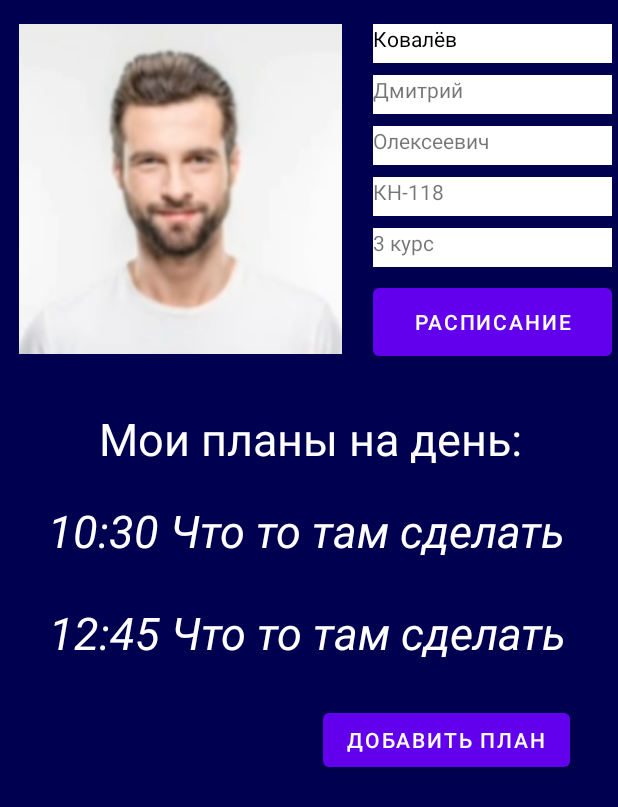
After one commit to bezchastnyi/KIP-Frontend, an Android app: the Main_screen screen opened directly, with no data from a screen before it, on a phone screen of 412 x 824 dp. The commit adds this screen. Shown: the top 807 px of the screen. Run offline under Robolectric (Android 15) with nearby library versions, the phone set to English and light mode, and no system bars.

Commit message:
Created "My Cabinet" page

```diff
--- a/app/src/main/AndroidManifest.xml
+++ b/app/src/main/AndroidManifest.xml
@@ -9,7 +9,10 @@
         android:roundIcon="@drawable/kip_logo"
         android:supportsRtl="true"
         android:theme="@style/Theme.KHPI_in_phone">
-
+        <activity
+            android:name=".Main_screen"
+            android:label="@string/title_activity_main_screen"
+            android:theme="@style/Theme.KHPI_in_phone.NoActionBar"></activity>
         <activity
             android:name=".Group_activity"
             android:label="@string/title_activity_group_activity"
@@ -20,7 +23,6 @@
                 <category android:name="android.intent.category.LAUNCHER" />
             </intent-filter>
         </activity>
-
         <activity android:name=".main_window" />
         <activity android:name=".Autorization" />
         <activity android:name=".KIP_start" />
--- a/app/src/main/java/com/example/kip/Autorization.kt
+++ b/app/src/main/java/com/example/kip/Autorization.kt
@@ -1,11 +1,19 @@
 package com.example.kip
 
+import android.content.Intent
 import android.os.Bundle
+import android.widget.Button
 import androidx.appcompat.app.AppCompatActivity
 
 class Autorization : AppCompatActivity() {
     override fun onCreate(savedInstanceState: Bundle?) {
         super.onCreate(savedInstanceState)
         setContentView(R.layout.activity_autorization)
+        val button = findViewById<Button>(R.id.autorizate)
+
+        button.setOnClickListener {
+            val intent = Intent(this, Main_screen::class.java)
+            startActivity(intent)
+        }
     }
 }
--- /dev/null
+++ b/app/src/main/java/com/example/kip/Main_screen.kt
@@ -0,0 +1,22 @@
+package com.example.kip
+
+import android.os.Bundle
+import com.google.android.material.floatingactionbutton.FloatingActionButton
+import com.google.android.material.snackbar.Snackbar
+import androidx.appcompat.app.AppCompatActivity
+
+class Main_screen : AppCompatActivity() {
+
+    override fun onCreate(savedInstanceState: Bundle?) {
+        super.onCreate(savedInstanceState)
+        setContentView(R.layout.activity_main_screen)
+        //setSupportActionBar(findViewById(R.id.toolbar))
+
+        //findViewById<FloatingActionButton>(R.id.fab).setOnClickListener { view ->
+       //     Snackbar.make(view, "Replace with your own action", Snackbar.LENGTH_LONG)
+       //             .setAction("Action", null).show()
+      //  }
+
+
+    }
+}
--- a/app/src/main/res/layout/activity_autorization.xml
+++ b/app/src/main/res/layout/activity_autorization.xml
@@ -56,7 +56,8 @@
         android:layout_marginEnd="22dp"
         android:layout_marginRight="22dp"
         android:layout_marginBottom="64dp"
-        android:enabled="false"
+        android:autoSizeTextType="uniform"
+        android:enabled="true"
         android:text="@string/action_sign_in"
         android:textColor="#FFFFFF"
         android:textSize="18sp"
@@ -65,8 +66,7 @@
         app:layout_constraintHorizontal_bias="1.0"
         app:layout_constraintStart_toStartOf="parent"
         app:layout_constraintTop_toBottomOf="@+id/password"
-        app:layout_constraintVertical_bias="0.0"
-        android:autoSizeTextType="uniform" />
+        app:layout_constraintVertical_bias="0.0" />
 
     <ProgressBar
         android:id="@+id/loading"
--- /dev/null
+++ b/app/src/main/res/layout/activity_main_screen.xml
@@ -0,0 +1,189 @@
+<?xml version="1.0" encoding="utf-8"?>
+<androidx.coordinatorlayout.widget.CoordinatorLayout xmlns:android="http://schemas.android.com/apk/res/android"
+    xmlns:app="http://schemas.android.com/apk/res-auto"
+    xmlns:tools="http://schemas.android.com/tools"
+    android:layout_width="match_parent"
+    android:layout_height="match_parent"
+    tools:context=".Main_screen">
+
+    <androidx.constraintlayout.widget.ConstraintLayout
+        android:id="@+id/constraintLayout"
+        android:layout_width="match_parent"
+        android:layout_height="match_parent"
+        android:background="#000051"
+        tools:context=".KIP_start">
+
+        <TextView
+            android:id="@+id/editTextTextPersonName5"
+            android:layout_width="159dp"
+            android:layout_height="26dp"
+            android:layout_marginTop="8dp"
+            android:layout_marginEnd="4dp"
+            android:layout_marginRight="4dp"
+            android:background="@color/white"
+            android:ems="10"
+            android:inputType="textPersonName"
+            android:text="@string/Group"
+            app:layout_constraintEnd_toEndOf="parent"
+            app:layout_constraintTop_toBottomOf="@+id/editTextTextPersonName4" />
+
+        <TextView
+            android:id="@+id/editTextTextPersonName6"
+            android:layout_width="159dp"
+            android:layout_height="26dp"
+            android:layout_marginTop="8dp"
+            android:layout_marginEnd="4dp"
+            android:layout_marginRight="4dp"
+            android:background="@color/white"
+            android:editable="true"
+            android:ems="10"
+            android:inputType="textPersonName"
+            android:text="@string/course"
+            app:layout_constraintEnd_toEndOf="parent"
+            app:layout_constraintTop_toBottomOf="@+id/editTextTextPersonName5" />
+
+        <TextView
+            android:id="@+id/editTextTextPersonName3"
+            android:layout_width="159dp"
+            android:layout_height="26dp"
+            android:layout_marginTop="8dp"
+            android:layout_marginEnd="4dp"
+            android:layout_marginRight="4dp"
+            android:background="@color/white"
+            android:editable="true"
+            android:ems="10"
+            android:inputType="textPersonName"
+            android:text="@string/Name"
+            app:layout_constraintEnd_toEndOf="parent"
+            app:layout_constraintTop_toBottomOf="@+id/editTextTextPersonName" />
+
+        <TextView
+            android:id="@+id/editTextTextPersonName4"
+            android:layout_width="159dp"
+            android:layout_height="26dp"
+            android:layout_marginTop="8dp"
+            android:layout_marginEnd="4dp"
+            android:layout_marginRight="4dp"
+            android:background="@color/white"
+            android:editable="true"
+            android:ems="10"
+            android:inputType="textPersonName"
+            android:text="@string/Patronymic"
+            app:layout_constraintEnd_toEndOf="parent"
+            app:layout_constraintTop_toBottomOf="@+id/editTextTextPersonName3" />
+
+        <ImageView
+            android:id="@+id/imageView2"
+            android:layout_width="231dp"
+            android:layout_height="220dp"
+            android:layout_marginTop="16dp"
+            app:layout_constraintEnd_toEndOf="parent"
+            app:layout_constraintHorizontal_bias="0.027"
+            app:layout_constraintStart_toStartOf="parent"
+            app:layout_constraintTop_toTopOf="parent"
+            app:srcCompat="@drawable/testface" />
+
+        <TextView
+            android:id="@+id/editTextTextPersonName"
+            android:layout_width="159dp"
+            android:layout_height="26dp"
+            android:layout_marginTop="16dp"
+            android:layout_marginEnd="4dp"
+            android:layout_marginRight="4dp"
+            android:background="@color/white"
+            android:editable="true"
+            android:ems="10"
+            android:enabled="true"
+            android:inputType="textPersonName"
+            android:text="@string/Surname"
+            android:textColor="#000000"
+            app:layout_constraintEnd_toEndOf="parent"
+            app:layout_constraintTop_toTopOf="parent" />
+
+        <Button
+            android:id="@+id/button"
+            android:layout_width="159dp"
+            android:layout_height="57dp"
+            android:layout_marginTop="8dp"
+            android:layout_marginEnd="4dp"
+            android:layout_marginRight="4dp"
+            android:text="Расписание"
+            app:layout_constraintEnd_toEndOf="parent"
+            app:layout_constraintTop_toBottomOf="@+id/editTextTextPersonName6" />
+
+        <androidx.constraintlayout.widget.ConstraintLayout
+            android:layout_width="377dp"
+            android:layout_height="457dp"
+            android:layout_marginTop="20dp"
+            android:layout_marginEnd="16dp"
+            android:layout_marginRight="16dp"
+            app:layout_constraintEnd_toEndOf="parent"
+            app:layout_constraintTop_toBottomOf="@+id/imageView2">
+
+            <TextView
+                android:id="@+id/editTextTextPersonName10"
+                android:layout_width="286dp"
+                android:layout_height="45dp"
+                android:layout_marginTop="16dp"
+                android:layout_marginEnd="44dp"
+                android:layout_marginRight="44dp"
+                android:editable="false"
+                android:ems="10"
+                android:inputType="textPersonName"
+                android:text="Мои планы на день:"
+                android:textColor="#FFFFFF"
+                android:textSize="30sp"
+                app:layout_constraintEnd_toEndOf="parent"
+                app:layout_constraintTop_toTopOf="parent" />
+
+            <TextView
+                android:id="@+id/editTextTextPersonName11"
+                android:layout_width="360dp"
+                android:layout_height="48dp"
+                android:layout_marginTop="16dp"
+                android:layout_marginEnd="4dp"
+                android:layout_marginRight="4dp"
+                android:editable="false"
+                android:ems="10"
+                android:inputType="textPersonName"
+                android:text="@string/PlanA"
+                android:textColor="#FFFFFF"
+                android:textSize="30sp"
+                android:textStyle="italic"
+                app:layout_constraintEnd_toEndOf="parent"
+                app:layout_constraintTop_toBottomOf="@+id/editTextTextPersonName10" />
+
+            <TextView
+                android:id="@+id/editTextTextPersonName13"
+                android:layout_width="359dp"
+                android:layout_height="48dp"
+                android:layout_marginTop="20dp"
+                android:layout_marginEnd="4dp"
+                android:layout_marginRight="4dp"
+                android:autoText="true"
+                android:editable="false"
+                android:ems="10"
+                android:inputType="textPersonName"
+                android:text="@string/PlanB"
+                android:textColor="#FFFFFF"
+                android:textSize="30sp"
+                android:textStyle="italic"
+                app:layout_constraintEnd_toEndOf="parent"
+                app:layout_constraintTop_toBottomOf="@+id/editTextTextPersonName11" />
+
+            <Button
+                android:id="@+id/button2"
+                android:layout_width="wrap_content"
+                android:layout_height="wrap_content"
+                android:layout_marginTop="20dp"
+                android:layout_marginEnd="16dp"
+                android:layout_marginRight="16dp"
+                android:text="Добавить план"
+                app:layout_constraintEnd_toEndOf="parent"
+                app:layout_constraintTop_toBottomOf="@+id/editTextTextPersonName13" />
+
+        </androidx.constraintlayout.widget.ConstraintLayout>
+
+    </androidx.constraintlayout.widget.ConstraintLayout>
+
+</androidx.coordinatorlayout.widget.CoordinatorLayout>
--- /dev/null
+++ b/app/src/main/res/layout/content_main_screen.xml
@@ -0,0 +1,6 @@
+<?xml version="1.0" encoding="utf-8"?>
+<androidx.constraintlayout.widget.ConstraintLayout xmlns:android="http://schemas.android.com/apk/res/android"
+    xmlns:app="http://schemas.android.com/apk/res-auto"
+    android:layout_width="match_parent"
+    android:layout_height="match_parent"
+    app:layout_behavior="@string/appbar_scrolling_view_behavior"></androidx.constraintlayout.widget.ConstraintLayout>
--- /dev/null
+++ b/app/src/main/res/navigation/nav_graph.xml
@@ -0,0 +1,5 @@
+<?xml version="1.0" encoding="utf-8"?>
+<navigation xmlns:android="http://schemas.android.com/apk/res/android"
+    xmlns:app="http://schemas.android.com/apk/res-auto"
+    xmlns:tools="http://schemas.android.com/tools"
+    android:id="@+id/nav_graph"/>
--- /dev/null
+++ b/app/src/main/res/values/Person_info.xml
@@ -0,0 +1,8 @@
+<?xml version="1.0" encoding="utf-8"?>
+<resources>
+    <string name="Name">Дмитрий</string>
+    <string name="Surname">Ковалёв</string>
+    <string name="Patronymic">Олексеевич</string>
+    <string name="Group">КН-118</string>
+    <string name="course">3 курс</string>
+</resources>
--- /dev/null
+++ b/app/src/main/res/values/Plans.xml
@@ -0,0 +1,5 @@
+<?xml version="1.0" encoding="utf-8"?>
+<resources>
+    <string name="PlanA">10:30 Что то там сделать</string>
+    <string name="PlanB">12:45 Что то там сделать</string>
+</resources>
--- a/app/src/main/res/values/strings.xml
+++ b/app/src/main/res/values/strings.xml
@@ -22,4 +22,5 @@
 
     <string name="hello_first_fragment">Hello first fragment</string>
     <string name="hello_second_fragment">Hello second fragment. Arg: %1$s</string>
+    <string name="title_activity_main_screen">Main_screen</string>
 </resources>
```
Also changed, not shown: app/src/main/res/drawable/testface.png (added).
